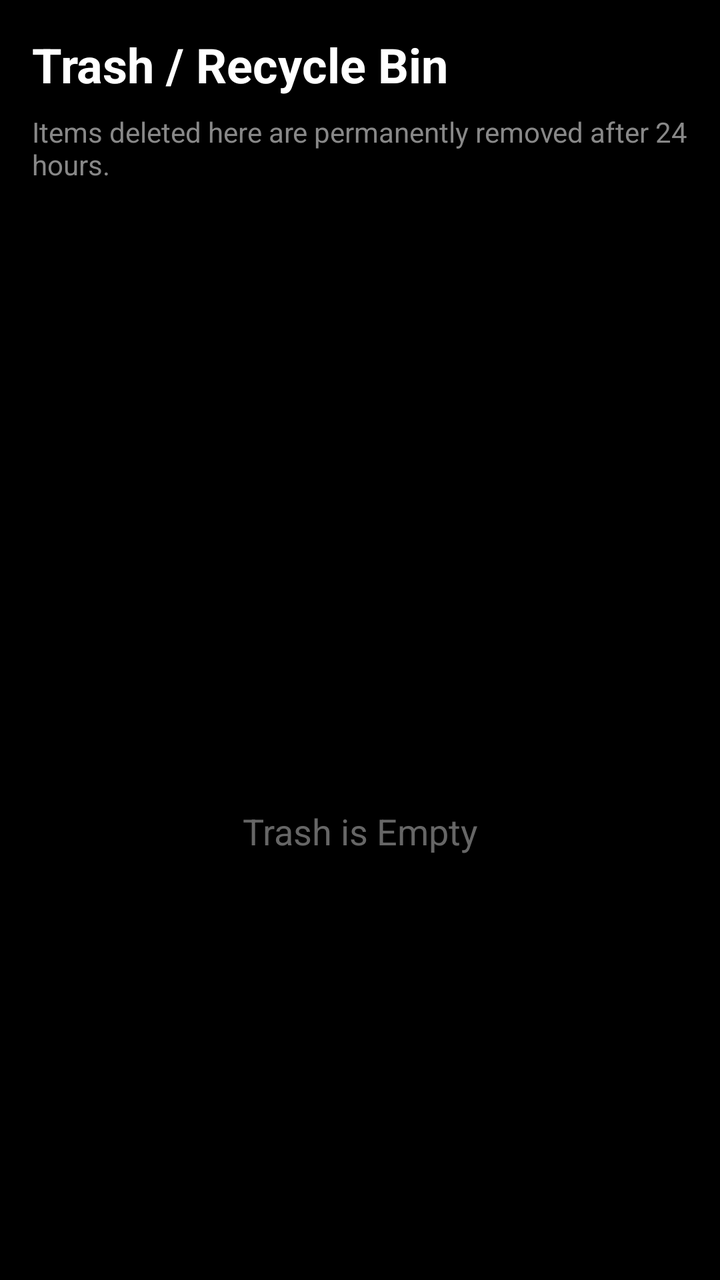
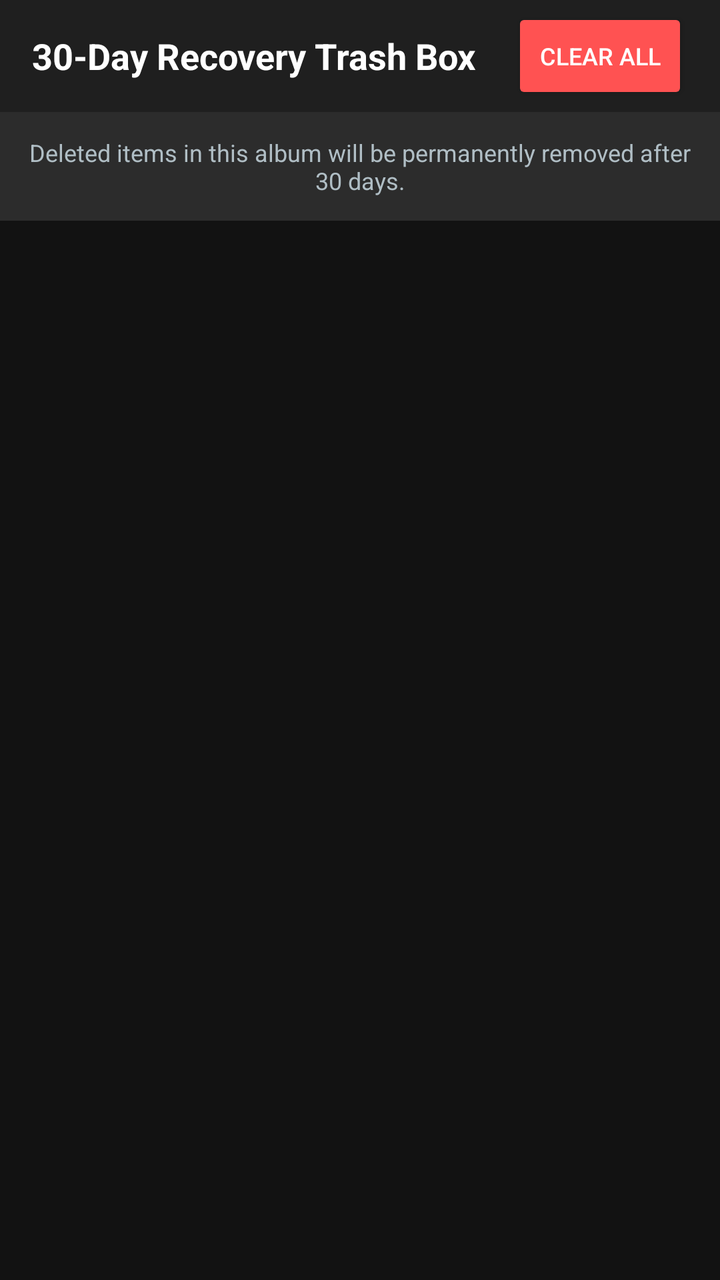

An Android layout rendered at two revisions. The XML below is the earlier revision; the diff shows what the commit changed to produce the second picture.
<!-- AndroidManifest.xml: application theme Theme.AppCompat.DayNight.NoActionBar -->
<!-- res/layout/activity_trash.xml -->
<?xml version="1.0" encoding="utf-8"?>
<LinearLayout xmlns:android="http://schemas.android.com/apk/res/android"
    android:layout_width="match_parent"
    android:layout_height="match_parent"
    android:background="#000000"
    android:orientation="vertical"
    android:padding="16dp">

    <TextView
        android:layout_width="wrap_content"
        android:layout_height="wrap_content"
        android:text="Trash / Recycle Bin"
        android:textColor="#FFFFFF"
        android:textSize="24sp"
        android:textStyle="bold"
        android:layout_marginBottom="8dp" />

    <TextView
        android:layout_width="match_parent"
        android:layout_height="wrap_content"
        android:text="Items deleted here are permanently removed after 24 hours."
        android:textColor="#888888"
        android:textSize="14sp"
        android:layout_marginBottom="20dp" />

    <androidx.recyclerview.widget.RecyclerView
        android:id="@+id/recyclerViewTrash"
        android:layout_width="match_parent"
        android:layout_height="0dp"
        android:layout_weight="1" />

    <TextView
        android:id="@+id/tvEmptyTrash"
        android:layout_width="match_parent"
        android:layout_height="match_parent"
        android:text="Trash is Empty"
        android:textColor="#666666"
        android:textSize="18sp"
        android:gravity="center"
        android:visibility="visible" />

</LinearLayout>
<!-- resources referenced by this layout -->
<resources>

</resources>

<!-- the commit's change to res/layout/activity_trash.xml (unified diff, before → after) -->
@@ -2,41 +2,50 @@
 <LinearLayout xmlns:android="http://schemas.android.com/apk/res/android"
     android:layout_width="match_parent"
     android:layout_height="match_parent"
-    android:background="#000000"
     android:orientation="vertical"
-    android:padding="16dp">
+    android:background="#121212">
 
-    <TextView
-        android:layout_width="wrap_content"
-        android:layout_height="wrap_content"
-        android:text="Trash / Recycle Bin"
-        android:textColor="#FFFFFF"
-        android:textSize="24sp"
-        android:textStyle="bold"
-        android:layout_marginBottom="8dp" />
+    <RelativeLayout
+        android:layout_width="match_parent"
+        android:layout_height="56dp"
+        android:background="#1F1F1F"
+        android:paddingHorizontal="16dp">
+
+        <TextView
+            android:layout_width="wrap_content"
+            android:layout_height="wrap_content"
+            android:layout_centerVertical="true"
+            android:text="30-Day Recovery Trash Box"
+            android:textColor="#FFFFFF"
+            android:textSize="18sp"
+            android:textStyle="bold" />
+
+        <Button
+            android:id="@+id/btnClearAll"
+            android:layout_width="wrap_content"
+            android:layout_height="wrap_content"
+            android:layout_alignParentEnd="true"
+            android:layout_centerVertical="true"
+            android:backgroundTint="#FF5252"
+            android:text="Clear All"
+            android:textColor="#FFFFFF"
+            android:textSize="12sp" />
+    </RelativeLayout>
 
     <TextView
         android:layout_width="match_parent"
         android:layout_height="wrap_content"
-        android:text="Items deleted here are permanently removed after 24 hours."
-        android:textColor="#888888"
-        android:textSize="14sp"
-        android:layout_marginBottom="20dp" />
+        android:background="#2C2C2C"
+        android:padding="12dp"
+        android:text="Deleted items in this album will be permanently removed after 30 days."
+        android:textColor="#B0BEC5"
+        android:textSize="12sp"
+        android:gravity="center" />
 
     <androidx.recyclerview.widget.RecyclerView
         android:id="@+id/recyclerViewTrash"
         android:layout_width="match_parent"
-        android:layout_height="0dp"
-        android:layout_weight="1" />
-
-    <TextView
-        android:id="@+id/tvEmptyTrash"
-        android:layout_width="match_parent"
         android:layout_height="match_parent"
-        android:text="Trash is Empty"
-        android:textColor="#666666"
-        android:textSize="18sp"
-        android:gravity="center"
-        android:visibility="visible" />
+        android:padding="8dp" />
 
 </LinearLayout>
